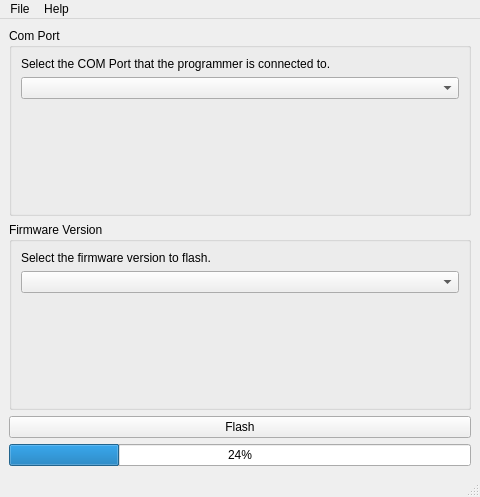
BaroboRobotics/linkbot-usbjig-programmer, file linkbot_usbjig_programmer/mainwindow.ui: the form before one commit.
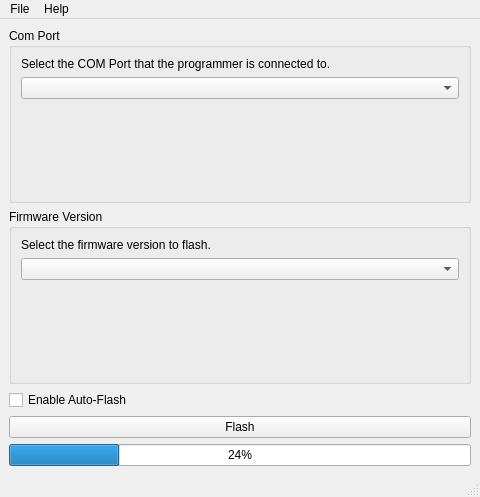
The form after the commit.

Commit message: Added "auto-flash" feature

Diff of the .ui file:
```diff
--- a/linkbot_usbjig_programmer/mainwindow.ui
+++ b/linkbot_usbjig_programmer/mainwindow.ui
@@ -88,7 +88,7 @@
       </layout>
      </widget>
     </item>
-    <item row="2" column="0">
+    <item row="3" column="0">
      <layout class="QHBoxLayout" name="horizontalLayout">
       <item>
        <widget class="QPushButton" name="flash_pushButton">
@@ -99,13 +99,20 @@
       </item>
      </layout>
     </item>
-    <item row="3" column="0">
+    <item row="4" column="0">
      <widget class="QProgressBar" name="progressBar">
       <property name="value">
        <number>24</number>
       </property>
      </widget>
     </item>
+    <item row="2" column="0">
+     <widget class="QCheckBox" name="checkBox_autoFlash">
+      <property name="text">
+       <string>Enable Auto-Flash</string>
+      </property>
+     </widget>
+    </item>
    </layout>
   </widget>
   <widget class="QMenuBar" name="menubar">
```
The commit also changes 2 other files.
